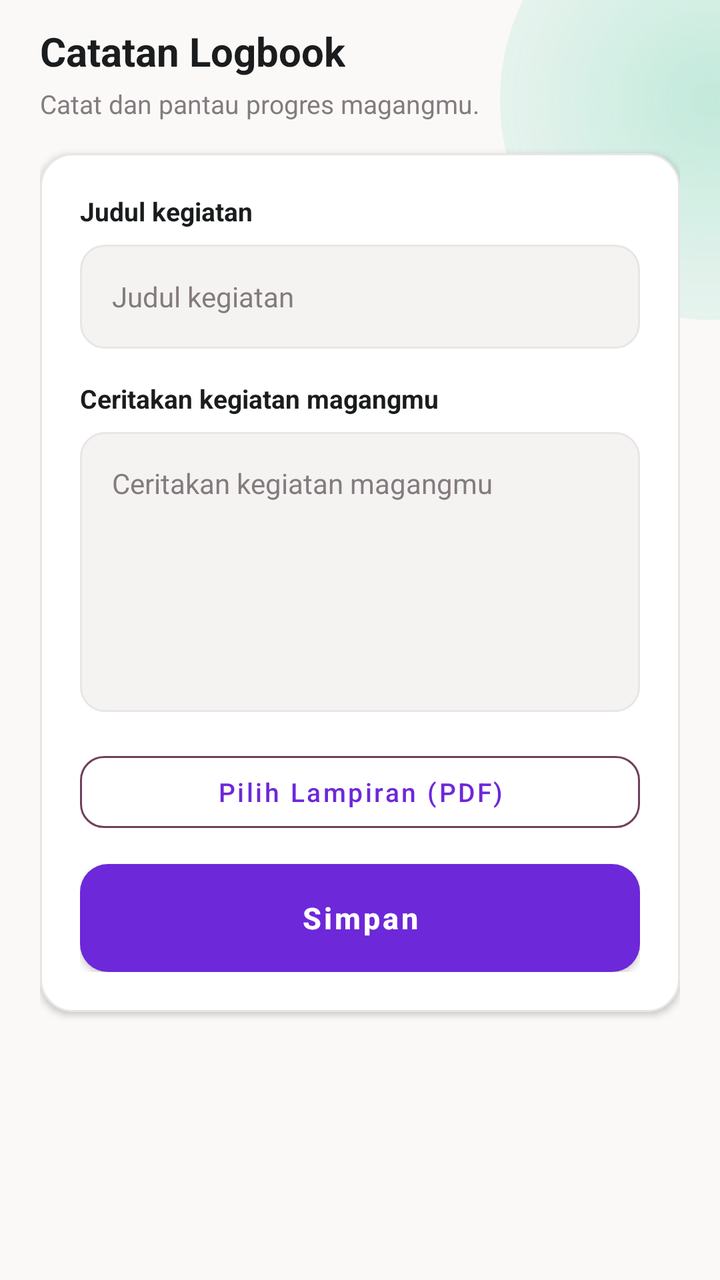
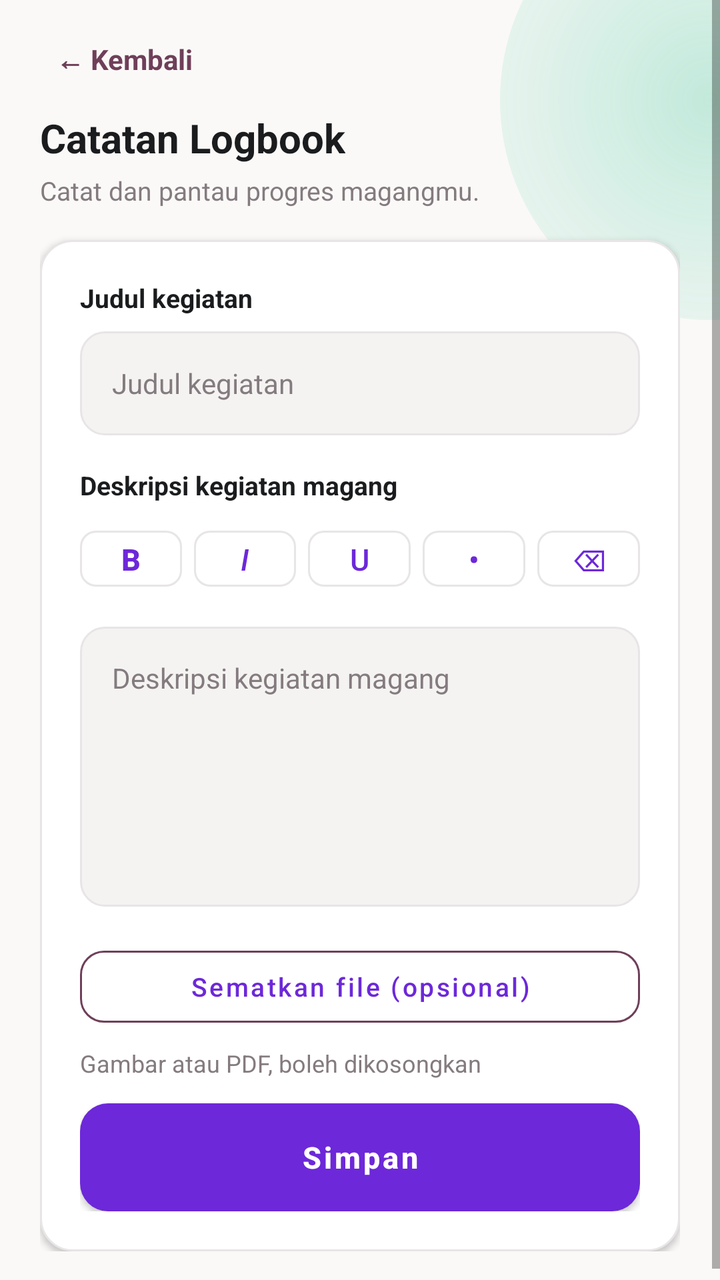

Screens rendered from an Android XML layout before and after an edit, with the pre-edit source and the edit as a unified diff.
<!-- AndroidManifest.xml: activity theme Theme.Sixtern.Login -->
<!-- res/layout/activity_logbook_form.xml -->
<?xml version="1.0" encoding="utf-8"?>
<ScrollView xmlns:android="http://schemas.android.com/apk/res/android"
    xmlns:app="http://schemas.android.com/apk/res-auto"
    android:layout_width="match_parent"
    android:layout_height="match_parent"
    android:background="@drawable/bg_login"
    android:fillViewport="true"
    android:fitsSystemWindows="true">

    <LinearLayout
        android:layout_width="match_parent"
        android:layout_height="wrap_content"
        android:orientation="vertical"
        android:paddingStart="20dp"
        android:paddingEnd="20dp"
        android:paddingTop="12dp"
        android:paddingBottom="20dp">

        <TextView
            android:layout_width="wrap_content"
            android:layout_height="wrap_content"
            android:text="@string/logbook_form_title"
            android:textColor="@color/login_text_primary"
            android:textSize="20sp"
            android:textStyle="bold" />

        <TextView
            android:layout_width="wrap_content"
            android:layout_height="wrap_content"
            android:layout_marginTop="4dp"
            android:text="@string/logbook_subtitle"
            android:textColor="@color/login_text_secondary"
            android:textSize="13sp" />

        <LinearLayout
            android:layout_width="match_parent"
            android:layout_height="wrap_content"
            android:layout_marginTop="16dp"
            android:background="@drawable/bg_login_card"
            android:elevation="2dp"
            android:orientation="vertical"
            android:padding="20dp">

            <TextView
                android:layout_width="wrap_content"
                android:layout_height="wrap_content"
                android:text="@string/logbook_title_hint"
                android:textColor="@color/login_text_primary"
                android:textSize="13sp"
                android:textStyle="bold" />

            <EditText
                android:id="@+id/titleInput"
                android:layout_width="match_parent"
                android:layout_height="52dp"
                android:layout_marginTop="8dp"
                android:background="@drawable/bg_login_input"
                android:hint="@string/logbook_title_hint"
                android:importantForAutofill="no"
                android:inputType="text"
                android:paddingStart="16dp"
                android:paddingEnd="16dp"
                android:textColor="@color/login_text_primary"
                android:textColorHint="@color/login_text_secondary"
                android:textSize="14sp" />

            <TextView
                android:layout_width="wrap_content"
                android:layout_height="wrap_content"
                android:layout_marginTop="16dp"
                android:text="@string/logbook_desc_hint"
                android:textColor="@color/login_text_primary"
                android:textSize="13sp"
                android:textStyle="bold" />

            <EditText
                android:id="@+id/descInput"
                android:layout_width="match_parent"
                android:layout_height="140dp"
                android:layout_marginTop="8dp"
                android:background="@drawable/bg_login_input"
                android:gravity="top"
                android:hint="@string/logbook_desc_hint"
                android:importantForAutofill="no"
                android:inputType="textMultiLine"
                android:padding="16dp"
                android:textColor="@color/login_text_primary"
                android:textColorHint="@color/login_text_secondary"
                android:textSize="14sp" />

            
            <Button
                android:id="@+id/attachmentButton"
                style="?attr/materialButtonOutlinedStyle"
                android:layout_width="match_parent"
                android:layout_height="48dp"
                android:layout_marginTop="16dp"
                android:insetLeft="0dp"
                android:insetRight="0dp"
                android:text="@string/logbook_attachment_pick"
                android:textAllCaps="false"
                android:textSize="13sp"
                app:cornerRadius="12dp"
                app:strokeColor="@color/login_button"
                app:strokeWidth="1dp" />

            <TextView
                android:id="@+id/attachmentNameText"
                android:layout_width="wrap_content"
                android:layout_height="wrap_content"
                android:layout_marginTop="6dp"
                android:textColor="@color/sixtern_green_deep"
                android:textSize="12sp"
                android:visibility="gone" />

            
            <TextView
                android:id="@+id/mentorNotesLabel"
                android:layout_width="wrap_content"
                android:layout_height="wrap_content"
                android:layout_marginTop="16dp"
                android:text="@string/logbook_form_mentor_notes"
                android:textColor="@color/login_button"
                android:textSize="13sp"
                android:textStyle="bold"
                android:visibility="gone" />

            <TextView
                android:id="@+id/mentorNotesText"
                android:layout_width="match_parent"
                android:layout_height="wrap_content"
                android:layout_marginTop="6dp"
                android:background="@drawable/bg_apply_status"
                android:lineSpacingMultiplier="1.4"
                android:padding="14dp"
                android:textColor="@color/chip_rejected_text"
                android:textSize="13sp"
                android:visibility="gone" />

            <ProgressBar
                android:id="@+id/loadingBar"
                android:layout_width="wrap_content"
                android:layout_height="wrap_content"
                android:layout_gravity="center_horizontal"
                android:layout_marginTop="12dp"
                android:visibility="gone" />

            <Button
                android:id="@+id/saveButton"
                android:layout_width="match_parent"
                android:layout_height="54dp"
                android:layout_marginTop="12dp"
                android:background="@drawable/bg_login_button"
                android:backgroundTint="@null"
                android:text="@string/save"
                android:textAllCaps="false"
                android:textColor="@color/login_button_text"
                android:textSize="15sp"
                android:textStyle="bold" />
        </LinearLayout>
    </LinearLayout>
</ScrollView>
<!-- resources referenced by this layout -->
<resources>
  <color name="chip_rejected_text">#FFC0392B</color>
  <color name="login_button">#FF6F3F59</color>
  <color name="login_button_text">#FFFFFFFF</color>
  <color name="login_text_primary">#FF1A1C1E</color>
  <color name="login_text_secondary">#FF847B7F</color>
  <color name="sixtern_green_deep">#FF0B7A55</color>
  <!-- drawable bg_apply_status (drawable) -->
  <?xml version="1.0" encoding="utf-8"?>
  <shape xmlns:android="http://schemas.android.com/apk/res/android"
      android:shape="rectangle">
      <solid android:color="@color/login_input_fill" />
      <stroke
          android:width="1dp"
          android:color="@color/login_input_stroke" />
      <corners android:radius="8dp" />
  </shape>
  <!-- drawable bg_login (drawable) -->
  <?xml version="1.0" encoding="utf-8"?>
  <layer-list xmlns:android="http://schemas.android.com/apk/res/android">
      
      <item>
          <shape android:shape="rectangle">
              <solid android:color="@color/login_bg" />
          </shape>
      </item>
      
      <item
          android:left="250dp"
          android:top="-60dp"
          android:right="-100dp"
          android:bottom="480dp">
          <shape android:shape="oval">
              <gradient
                  android:type="radial"
                  android:gradientRadius="180dp"
                  android:startColor="#3D10B981"
                  android:centerColor="#1A10B981"
                  android:endColor="#0010B981" />
          </shape>
      </item>
  </layer-list>
  <!-- drawable bg_login_button (drawable) -->
  <?xml version="1.0" encoding="utf-8"?>
  <shape xmlns:android="http://schemas.android.com/apk/res/android" android:shape="rectangle">
      <solid android:color="@color/login_button" />
      <corners android:radius="14dp" />
  </shape>
  <!-- drawable bg_login_card (drawable) -->
  <?xml version="1.0" encoding="utf-8"?>
  <shape xmlns:android="http://schemas.android.com/apk/res/android" android:shape="rectangle">
      <solid android:color="@color/login_card" />
      <stroke android:width="1dp" android:color="@color/login_input_stroke" />
      <corners android:radius="16dp" />
  </shape>
  <!-- drawable bg_login_input (drawable) -->
  <?xml version="1.0" encoding="utf-8"?>
  <shape xmlns:android="http://schemas.android.com/apk/res/android" android:shape="rectangle">
      <solid android:color="@color/login_input_fill" />
      <stroke android:width="1dp" android:color="@color/login_input_stroke" />
      <corners android:radius="12dp" />
  </shape>
  <string name="logbook_attachment_pick">Pilih Lampiran (PDF)</string>
  <string name="logbook_desc_hint">Ceritakan kegiatan magangmu</string>
  <string name="logbook_form_mentor_notes">Catatan Mentor (read-only)</string>
  <string name="logbook_form_title">Catatan Logbook</string>
  <string name="logbook_subtitle">Catat dan pantau progres magangmu.</string>
  <string name="logbook_title_hint">Judul kegiatan</string>
  <string name="save">Simpan</string>
  <style name="Theme.Sixtern.Login" parent="Theme.MaterialComponents.Light.NoActionBar">
          <item name="colorPrimary">@color/sixtern_purple</item>
          <item name="colorOnPrimary">@color/white</item>
          <item name="colorSecondary">@color/sixtern_green</item>
          <item name="android:statusBarColor">@color/login_bg</item>
          <item name="android:windowLightStatusBar">true</item>
          <item name="android:windowBackground">@color/login_bg</item>
      </style>
  <color name="login_input_fill">#FFF4F3F2</color>
  <color name="login_input_stroke">#FFE8E5E6</color>
  <color name="login_bg">#FFFAF9F8</color>
  <color name="login_card">#FFFFFFFF</color>
  <color name="sixtern_purple">#FF6D28D9</color>
  <color name="white">#FFFFFFFF</color>
  <color name="sixtern_green">#FF10B981</color>
</resources>

<!-- the commit's change to res/layout/activity_logbook_form.xml (unified diff, before → after) -->
@@ -17,8 +17,22 @@
         android:paddingBottom="20dp">
 
         <TextView
+            android:id="@+id/backButton"
             android:layout_width="wrap_content"
             android:layout_height="wrap_content"
+            android:clickable="true"
+            android:focusable="true"
+            android:foreground="?attr/selectableItemBackground"
+            android:padding="8dp"
+            android:text="← Kembali"
+            android:textColor="@color/login_button"
+            android:textSize="14sp"
+            android:textStyle="bold" />
+
+        <TextView
+            android:layout_width="wrap_content"
+            android:layout_height="wrap_content"
+            android:layout_marginTop="8dp"
             android:text="@string/logbook_form_title"
             android:textColor="@color/login_text_primary"
             android:textSize="20sp"
@@ -68,10 +82,108 @@
                 android:layout_width="wrap_content"
                 android:layout_height="wrap_content"
                 android:layout_marginTop="16dp"
-                android:text="@string/logbook_desc_hint"
+                android:text="@string/logbook_desc_label"
                 android:textColor="@color/login_text_primary"
                 android:textSize="13sp"
                 android:textStyle="bold" />
+
+            
+            <LinearLayout
+                android:layout_width="match_parent"
+                android:layout_height="wrap_content"
+                android:layout_marginTop="8dp"
+                android:gravity="center_vertical"
+                android:orientation="horizontal">
+
+                <Button
+                    android:id="@+id/boldButton"
+                    style="?attr/materialButtonOutlinedStyle"
+                    android:layout_width="0dp"
+                    android:layout_height="40dp"
+                    android:layout_weight="1"
+                    android:insetLeft="0dp"
+                    android:insetRight="0dp"
+                    android:text="B"
+                    android:textAllCaps="false"
+                    android:textSize="15sp"
+                    android:textStyle="bold"
+                    app:cornerRadius="8dp"
+                    app:strokeColor="@color/login_input_stroke"
+                    app:strokeWidth="1dp" />
+
+                <Button
+                    android:id="@+id/italicButton"
+                    style="?attr/materialButtonOutlinedStyle"
+                    android:layout_width="0dp"
+                    android:layout_height="40dp"
+                    android:layout_marginStart="6dp"
+                    android:layout_weight="1"
+                    android:insetLeft="0dp"
+                    android:insetRight="0dp"
+                    android:text="I"
+                    android:textAllCaps="false"
+                    android:textSize="15sp"
+                    android:textStyle="italic"
+                    app:cornerRadius="8dp"
+                    app:strokeColor="@color/login_input_stroke"
+                    app:strokeWidth="1dp" />
+
+                <Button
+                    android:id="@+id/underlineButton"
+                    style="?attr/materialButtonOutlinedStyle"
+                    android:layout_width="0dp"
+                    android:layout_height="40dp"
+                    android:layout_marginStart="6dp"
+                    android:layout_weight="1"
+                    android:insetLeft="0dp"
+                    android:insetRight="0dp"
+                    android:text="U"
+                    android:textAllCaps="false"
+                    android:textSize="15sp"
+                    app:cornerRadius="8dp"
+                    app:strokeColor="@color/login_input_stroke"
+                    app:strokeWidth="1dp" />
+
+                <Button
+                    android:id="@+id/bulletButton"
+                    style="?attr/materialButtonOutlinedStyle"
+                    android:layout_width="0dp"
+                    android:layout_height="40dp"
+                    android:layout_marginStart="6dp"
+                    android:layout_weight="1"
+                    android:insetLeft="0dp"
+                    android:insetRight="0dp"
+                    android:text="• ≡"
+                    android:textAllCaps="false"
+                    android:textSize="15sp"
+                    app:cornerRadius="8dp"
+                    app:strokeColor="@color/login_input_stroke"
+                    app:strokeWidth="1dp" />
+
+                <Button
+                    android:id="@+id/clearFormatButton"
+                    style="?attr/materialButtonOutlinedStyle"
+                    android:layout_width="0dp"
+                    android:layout_height="40dp"
+                    android:layout_marginStart="6dp"
+                    android:layout_weight="1"
+                    android:insetLeft="0dp"
+                    android:insetRight="0dp"
+                    android:text="⌫"
+                    android:textAllCaps="false"
+                    android:textSize="15sp"
+                    app:cornerRadius="8dp"
+                    app:strokeColor="@color/login_input_stroke"
+                    app:strokeWidth="1dp" />
+            </LinearLayout>
+
+            <LinearLayout
+                android:id="@+id/colorRow"
+                android:layout_width="match_parent"
+                android:layout_height="wrap_content"
+                android:layout_marginTop="6dp"
+                android:gravity="center_vertical"
+                android:orientation="horizontal" />
 
             <EditText
                 android:id="@+id/descInput"
@@ -80,7 +192,7 @@
                 android:layout_marginTop="8dp"
                 android:background="@drawable/bg_login_input"
                 android:gravity="top"
-                android:hint="@string/logbook_desc_hint"
+                android:hint="@string/logbook_desc_label"
                 android:importantForAutofill="no"
                 android:inputType="textMultiLine"
                 android:padding="16dp"
@@ -97,12 +209,20 @@
                 android:layout_marginTop="16dp"
                 android:insetLeft="0dp"
                 android:insetRight="0dp"
-                android:text="@string/logbook_attachment_pick"
+                android:text="@string/logbook_attachment_pick_any"
                 android:textAllCaps="false"
                 android:textSize="13sp"
                 app:cornerRadius="12dp"
                 app:strokeColor="@color/login_button"
                 app:strokeWidth="1dp" />
+
+            <TextView
+                android:layout_width="wrap_content"
+                android:layout_height="wrap_content"
+                android:layout_marginTop="6dp"
+                android:text="@string/logbook_attachment_hint"
+                android:textColor="@color/login_text_secondary"
+                android:textSize="12sp" />
 
             <TextView
                 android:id="@+id/attachmentNameText"
<!-- resource entries referenced after the edit -->
@@ -61,8 +61,9 @@
       <stroke android:width="1dp" android:color="@color/login_input_stroke" />
       <corners android:radius="12dp" />
   </shape>
-  <string name="logbook_attachment_pick">Pilih Lampiran (PDF)</string>
-  <string name="logbook_desc_hint">Ceritakan kegiatan magangmu</string>
+  <string name="logbook_attachment_hint">Gambar atau PDF, boleh dikosongkan</string>
+  <string name="logbook_attachment_pick_any">Sematkan file (opsional)</string>
+  <string name="logbook_desc_label">Deskripsi kegiatan magang</string>
   <string name="logbook_form_mentor_notes">Catatan Mentor (read-only)</string>
   <string name="logbook_form_title">Catatan Logbook</string>
   <string name="logbook_subtitle">Catat dan pantau progres magangmu.</string>
